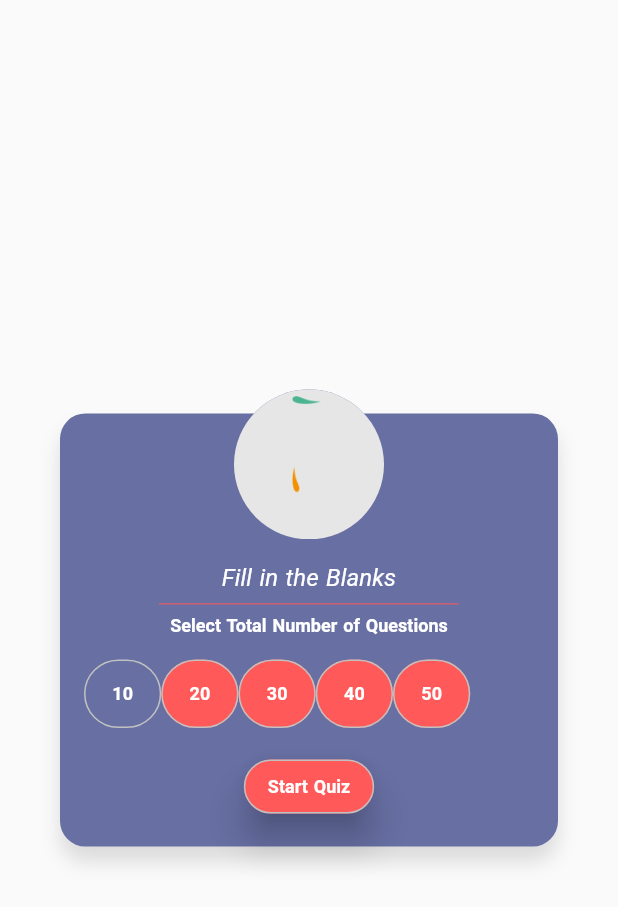
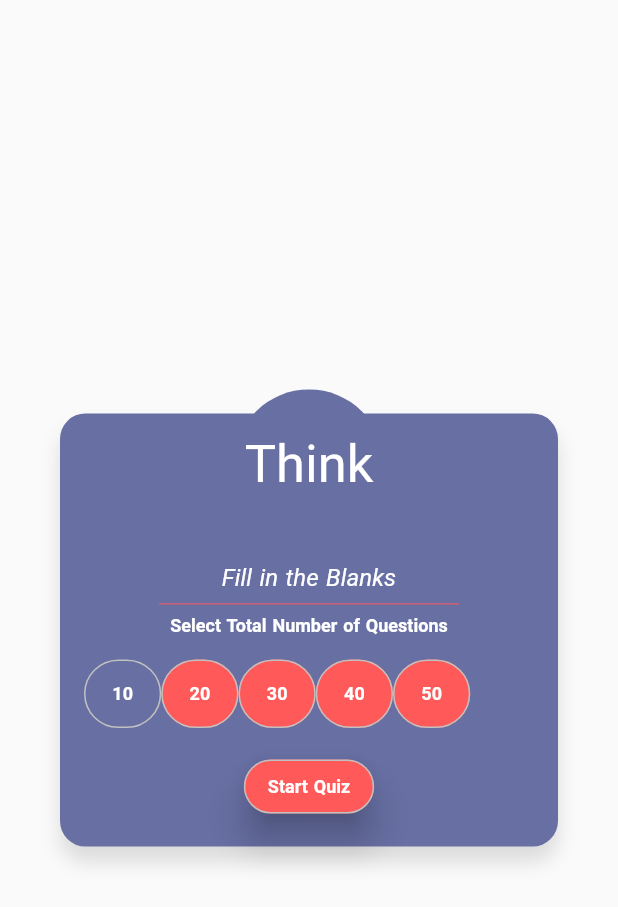
Before and after one commit to htrhan/english_exam, a Flutter app: the QuizOptionView widget shown alone on an empty page, opened directly with sample values from the repository, on a phone screen of 412 x 824 dp. Shown: the top 907 px of the screen. Run offline on Flutter 3.47's test engine with Material 2 defaults, Android fonts, the phone set to English and light mode, and no system bars; drawn by our look-alikes of animated_text_kit; our stand-ins replace glassmorphism; Roboto replaces fonts that are missing (Canterbury, SansPro).

```diff
--- a/lib/ui/widget/quizoption.dart
+++ b/lib/ui/widget/quizoption.dart
@@ -1,6 +1,7 @@
 import 'package:english_quiz/modal/categories.dart';
 import 'package:english_quiz/ui/constants.dart';
 import "package:flutter/material.dart";
+import 'package:animated_text_kit/animated_text_kit.dart';
 
 class QuizOptionView extends StatefulWidget {
   QuizOptionView({Key? key, required this.category}) : super(key: key);
@@ -96,14 +97,23 @@ class _QuizOptionViewState extends State<QuizOptionView> {
             ],
           ),
         ),
-        const Positioned(
+        Positioned(
           top: 0,
           left: 16,
           right: 16,
           child: CircleAvatar(
             backgroundColor: kBlueColor,
             radius: 50,
-            backgroundImage: AssetImage("assets/gifs/dvj.gif"),
+            child: DefaultTextStyle(
+              style: Theme.of(context)
+                  .textTheme
+                  .bodyText1!
+                  .copyWith(fontSize: 35, fontFamily: "Canterbury"),
+              child: AnimatedTextKit(animatedTexts: [
+                ScaleAnimatedText('Think'),
+                ScaleAnimatedText("?"),
+              ]),
+            ),
           ),
         ),
       ],
--- a/pubspec.yaml
+++ b/pubspec.yaml
@@ -27,8 +27,9 @@ environment:
 # the latest version available on pub.dev. To see which dependencies have newer
 # versions available, run `flutter pub outdated`.
 dependencies:
-  awesome_dialog: ^2.1.2
+
   cupertino_icons: ^1.0.2
+  animated_text_kit: ^4.2.1
 
   flutter:
     sdk: flutter
@@ -58,7 +59,6 @@ flutter:
   # To add assets to your application, add an assets section, like this:
   assets:
     - assets/images/bg.png
-    - assets/gifs
   #   - images/a_dot_burr.jpeg
   #   - images/a_dot_ham.jpeg
   # An image asset can refer to one or more resolution-specific "variants", see
```
Also changed, not shown: assets/gifs/dvj.gif (deleted), pubspec.lock.
